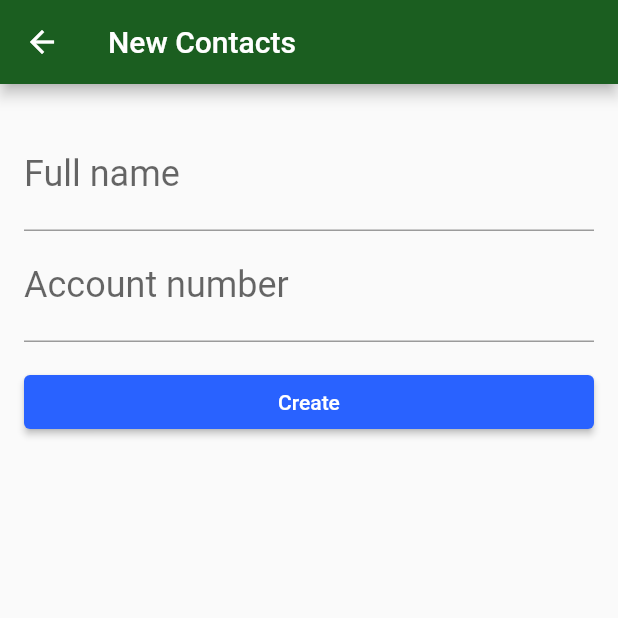
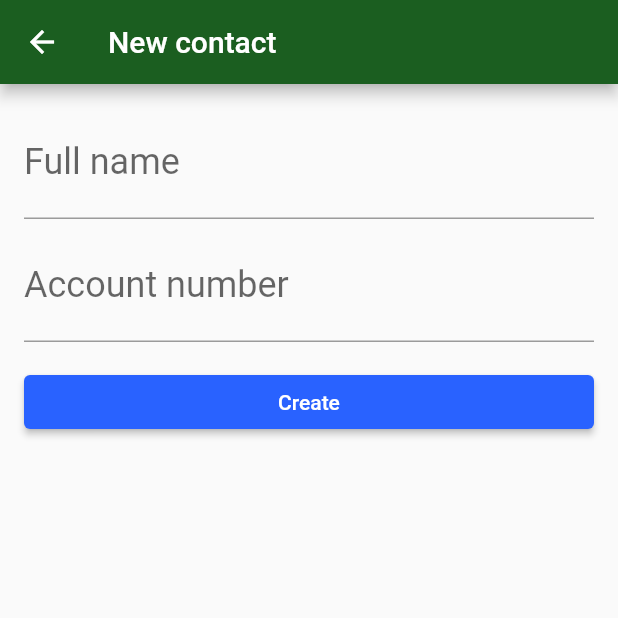
Before and after one commit to abraaoribeiro/byteBank, a Flutter app: the ContactsList screen opened directly, after a tap on the "add" icon, on a phone screen of 412 x 824 dp, the top half of it. Run offline on Flutter 3.47's test engine with Material 2 defaults, Android fonts, the phone set to English and light mode, and no system bars; our stand-ins replace sqflite; accounts and stored records are empty.

Commit message:
implementacao da funcionalidade delete

```diff
--- a/lib/database/app_database.dart
+++ b/lib/database/app_database.dart
@@ -1,41 +1,15 @@
-import 'package:bytebank/models/contact.dart';
+import 'package:bytebank/database/dao/contact_dao.dart';
 import 'package:path/path.dart';
 import 'package:sqflite/sqflite.dart';
 
-
-Future<Database> createDatabase(){
-  return getDatabasesPath().then((dbPath) {
-    final String path = join(dbPath, 'bytebank.db');
-    return openDatabase(path, onCreate: (db, version){
-      db.execute('CREATE TABLE contacts('
-          'id INTEGER PRIMARY KEY, '
-          'name TEXT, '
-          'account_number INTEGER)');
-    }, version: 1);
-  });
+Future<Database> getDatabase() async {
+  final String path = join(await getDatabasesPath(), 'bytebank.db');
+  return openDatabase(
+    path,
+    onCreate: (db, version) {
+      db.execute(ContactDao.tableSql);
+    },
+    version: 1,
+//    onDowngrade: onDatabaseDowngradeDelete,
+  );
 }
-    Future<int> save(Contact contact) {
-      return createDatabase().then((db) {
-        final Map<String, dynamic> contactMap = Map();
-        contactMap['name'] = contact.name;
-        contactMap['account_number'] = contact.accountNumber;
-        return db.insert('contacts', contactMap);
-      });
-    }
-
-    Future<List<Contact>> findAll() {
-      return createDatabase().then((db) {
-        return db.query('contacts').then((maps) {
-          final List<Contact> contacts = List();
-          for (Map<String, dynamic> map in maps) {
-            final Contact contact = Contact(
-              map['id'],
-              map['name'],
-              map['account_number'],
-            );
-            contacts.add(contact);
-          }
-          return contacts;
-        });
-      });
-    }
--- /dev/null
+++ b/lib/database/dao/contact_dao.dart
@@ -0,0 +1,68 @@
+import 'package:bytebank/models/contact.dart';
+import 'package:sqflite/sqflite.dart';
+import '../app_database.dart';
+
+class ContactDao {
+  static const String tableSql = 'CREATE TABLE $_tableName('
+      '$_id INTEGER PRIMARY KEY, '
+      '$_name TEXT, '
+      '$_accountNumber INTEGER)';
+
+  static const _tableName = 'contacts';
+  static const _id = 'id';
+  static const _name = 'name';
+  static const _accountNumber = 'account_number';
+
+  Future<List<Contact>> findAll() async {
+    final Database db = await getDatabase();
+    final List<Map<String, dynamic>> result = await db.query(_tableName);
+    List<Contact> contacts = _toList(result);
+    return contacts;
+  }
+
+  Future<int> save(Contact contact) async {
+    final Database db = await getDatabase();
+    Map<String, dynamic> contactMap = _toMap(contact);
+    return db.insert(_tableName, contactMap);
+  }
+
+  Future<int> update(Contact contact) async {
+    final Database db = await getDatabase();
+    final Map<String, dynamic> contactMap = _toMap(contact);
+    return db.update(
+      _tableName,
+      contactMap,
+      where: 'id = ?',
+      whereArgs: [contact.id],
+    );
+  }
+
+  Future<int> delete(int id) async {
+    final Database db = await getDatabase();
+    return db.delete(
+        _tableName,
+        where: 'id = ?',
+        whereArgs: [id],
+    );
+  }
+
+  Map<String, dynamic> _toMap(Contact contact) {
+    final Map<String, dynamic> contactMap = Map();
+    contactMap[_name] = contact.name;
+    contactMap[_accountNumber] = contact.accountNumber;
+    return contactMap;
+  }
+
+  List<Contact> _toList(List<Map<String, dynamic>> result) {
+    final List<Contact> contacts = List();
+    for (Map<String, dynamic> row in result) {
+      final Contact contact = Contact(
+        row[_id],
+        row[_name],
+        row[_accountNumber],
+      );
+      contacts.add(contact);
+    }
+    return contacts;
+  }
+}
--- a/lib/main.dart
+++ b/lib/main.dart
@@ -1,5 +1,3 @@
-import 'package:bytebank/database/app_database.dart';
-import 'package:bytebank/models/contact.dart';
 import 'package:bytebank/screens/dashboard.dart';
 import 'package:flutter/material.dart';
 
@@ -10,6 +8,8 @@ class ByteBankApp extends StatelessWidget {
   @override
   Widget build(BuildContext context) {
     return MaterialApp(
+      debugShowCheckedModeBanner: false,
+      //theme: ThemeData.dark(),
         theme: ThemeData(
             primaryColor: Colors.green[900],
             accentColor: Colors.blueAccent[700],
--- a/lib/screens/contact_form.dart
+++ b/lib/screens/contact_form.dart
@@ -1,60 +1,63 @@
+import 'package:bytebank/database/dao/contact_dao.dart';
 import 'package:bytebank/models/contact.dart';
 import 'package:flutter/material.dart';
 
 class ContactForm extends StatefulWidget {
   @override
-  _ContactsFormState createState() => _ContactsFormState();
+  _ContactFormState createState() => _ContactFormState();
 }
 
-class _ContactsFormState extends State<ContactForm> {
-
+class _ContactFormState extends State<ContactForm> {
   final TextEditingController _nameController = TextEditingController();
-  final TextEditingController _accountNumberControllerr = TextEditingController();
+  final TextEditingController _accountNumberController =
+  TextEditingController();
+  final ContactDao _dao = ContactDao();
 
   @override
   Widget build(BuildContext context) {
     return Scaffold(
       appBar: AppBar(
-        title: Text('New Contacts')
+        title: Text('New contact'),
       ),
       body: Padding(
         padding: const EdgeInsets.all(16.0),
         child: Column(
           children: <Widget>[
+            TextField(
+              controller: _nameController,
+              decoration: InputDecoration(
+                labelText: 'Full name',
+              ),
+              style: TextStyle(
+                fontSize: 24.0,
+              ),
+            ),
             Padding(
-              padding: const EdgeInsets.only(top:8.0),
+              padding: const EdgeInsets.only(top: 8.0),
               child: TextField(
-                controller: _nameController,
+                controller: _accountNumberController,
                 decoration: InputDecoration(
-                  labelText: 'Full name'
+                  labelText: 'Account number',
                 ),
                 style: TextStyle(
-                  fontSize: 24.0
+                  fontSize: 24.0,
                 ),
+                keyboardType: TextInputType.number,
               ),
             ),
-            TextField(
-              controller: _accountNumberControllerr,
-              decoration: InputDecoration(
-                  labelText: 'Account number'
-              ),
-              style: TextStyle(
-                  fontSize: 24.0
-              ),
-              keyboardType: TextInputType.number,
-            ),
             Padding(
-              padding: const EdgeInsets.only(top:16.0),
+              padding: const EdgeInsets.only(top: 16.0),
               child: SizedBox(
                 width: double.maxFinite,
                 child: RaisedButton(
                   child: Text('Create'),
                   onPressed: () {
                     final String name = _nameController.text;
-                    final int accountNumber = int.tryParse(_accountNumberControllerr.text);
-                    final Contact newContact = Contact(1,name, accountNumber);;
-                    Navigator.pop(context, newContact);
-                    },
+                    final int accountNumber =
+                    int.tryParse(_accountNumberController.text);
+                    final Contact newContact = Contact(0, name, accountNumber);
+                    _dao.save(newContact).then((id) => Navigator.pop(context));
+                  },
                 ),
               ),
             )
--- a/lib/screens/contacts_list.dart
+++ b/lib/screens/contacts_list.dart
@@ -1,9 +1,16 @@
-import 'package:bytebank/database/app_database.dart';
+import 'package:bytebank/database/dao/contact_dao.dart';
 import 'package:bytebank/models/contact.dart';
 import 'package:bytebank/screens/contact_form.dart';
 import 'package:flutter/material.dart';
 
-class ContactsList extends StatelessWidget {
+class ContactsList extends StatefulWidget {
+  @override
+  _ContactsListState createState() => _ContactsListState();
+}
+
+class _ContactsListState extends State<ContactsList> {
+  final ContactDao _dao = ContactDao();
+
   @override
   Widget build(BuildContext context) {
     return Scaffold(
@@ -12,7 +19,7 @@ class ContactsList extends StatelessWidget {
       ),
       body: FutureBuilder<List<Contact>>(
         initialData: List(),
-        future: findAll(),
+        future: _dao.findAll(),
         builder: (context, snapshot) {
           switch (snapshot.connectionState) {
             case ConnectionState.none:
@@ -24,6 +31,7 @@ class ContactsList extends StatelessWidget {
                   crossAxisAlignment: CrossAxisAlignment.center,
                   children: <Widget>[
                     CircularProgressIndicator(),
+                    Text('Loading')
                   ],
                 ),
               );
@@ -35,26 +43,45 @@ class ContactsList extends StatelessWidget {
               return ListView.builder(
                 itemBuilder: (context, index) {
                   final Contact contact = contacts[index];
-                  return _ContactItem(contact);
+                  return Dismissible(
+                    key: Key(contact.toString()),
+                    child: _ContactItem(contact),
+                    //  direction: DismissDirection.endToStart,
+                    onDismissed: (direction) {
+                      setState(() {
+                        _dao.delete(contact.id);
+                      });
+                      Scaffold.of(context).showSnackBar(
+                        SnackBar(
+                          content: Text("$contact dismissed"),
+                          duration: Duration(milliseconds: 900),
+                        ),
+                      );
+                    },
+                    background: Container(
+                      color: Colors.red,
+                    ),
+                  );
                 },
                 itemCount: contacts.length,
               );
+
               break;
-          };
+          }
           return Text('Unknown error');
-        }
+        },
       ),
       floatingActionButton: FloatingActionButton(
         onPressed: () {
-          Navigator.of(context)
-              .push(
+          Navigator.of(context).push(
             MaterialPageRoute(
               builder: (context) => ContactForm(),
             ),
-          )
-              .then((newContact) => debugPrint(newContact.toString()));
+          );
         },
-        child: Icon(Icons.add),
+        child: Icon(
+          Icons.add,
+        ),
       ),
     );
   }
@@ -71,17 +98,17 @@ class _ContactItem extends StatelessWidget {
       child: ListTile(
         title: Text(
           contact.name,
-          style: TextStyle(fontSize: 24.0),
+          style: TextStyle(
+            fontSize: 24.0,
+          ),
         ),
         subtitle: Text(
           contact.accountNumber.toString(),
-          style: TextStyle(fontSize: 24.0),
+          style: TextStyle(
+            fontSize: 16.0,
+          ),
         ),
       ),
     );
   }
 }
-
-class _Loadind {
-
-}
```
